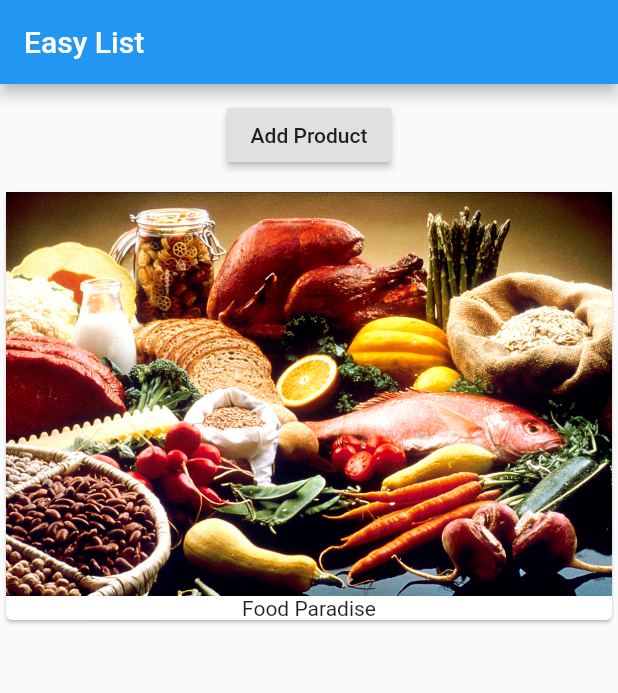
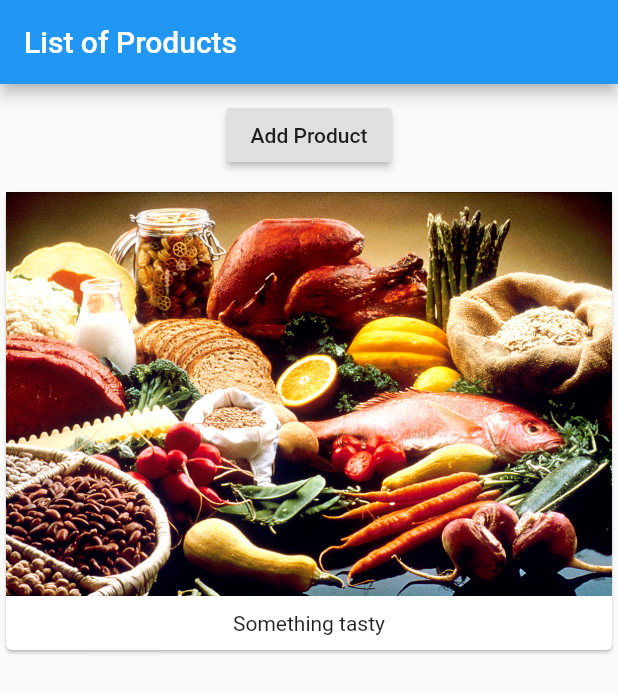
Before and after one commit to ironsoul0/flutter-app, a Flutter app: the screen it shows after launch, on a phone screen of 412 x 824 dp. Shown: the top 693 px of the screen. Run offline on Flutter 3.47's test engine with Material 2 defaults, Android fonts, the phone set to English and light mode, and no system bars.

Commit message:
created stateful widgets and refactored the code

```diff
--- a/lib/main.dart
+++ b/lib/main.dart
@@ -1,42 +1,17 @@
 import 'package:flutter/material.dart';
+import './product_manager.dart';
 
 void main() => runApp(MyApp());
 
-class MyApp extends StatefulWidget {
-  @override
-  State<StatefulWidget> createState() {
-    // TODO: implement createState
-    return _MyAppState();
-  }
-}
-
-class _MyAppState extends State<MyApp> {
+class MyApp extends StatelessWidget {
   @override
   Widget build(BuildContext context) {
     return MaterialApp(
       home: Scaffold(
         appBar: AppBar(
-          title: Text("Easy List"),
+          title: Text("List of Products"),
         ),
-        body: Column(
-          children: <Widget>[
-            Container(
-              margin: EdgeInsets.all(10.0),
-              child: RaisedButton(
-                onPressed: () {},
-                child: Text("Add Product"),
-              ),
-            ),
-            Card(
-              child: Column(
-                children: <Widget>[
-                  Image.asset("assets/food.jpg"),
-                  Text("Food Paradise")
-                ],
-              ),
-            ),
-          ],
-        ),
+        body: ProductManager("Something tasty"),
       ),
     );
   }
--- /dev/null
+++ b/lib/product_manager.dart
@@ -0,0 +1,44 @@
+import 'package:flutter/material.dart';
+import './products.dart';
+
+class ProductManager extends StatefulWidget {
+  final String startingProduct;
+
+  ProductManager(this.startingProduct);
+
+  @override
+  State<StatefulWidget> createState() {
+    return _ProductManagerState();
+  }
+}
+
+class _ProductManagerState extends State<ProductManager> {
+  List<String> _products = [];
+
+  @override
+  void initState() {
+    _products.add(widget.startingProduct);
+    super.initState();
+  }
+
+  @override
+  Widget build(BuildContext context) {
+    // TODO: implement build
+    return Column(
+      children: [
+        Container(
+          margin: EdgeInsets.all(10.0),
+          child: RaisedButton(
+            onPressed: () {
+              setState(() {
+                _products.add("Advanced Foot Tester");
+              });
+            },
+            child: Text("Add Product"),
+          ),
+        ),
+        Products(_products),
+      ],
+    );
+  }
+}
--- /dev/null
+++ b/lib/products.dart
@@ -0,0 +1,27 @@
+import 'package:flutter/material.dart';
+
+class Products extends StatelessWidget {
+  final List<String> products;
+
+  Products(this.products);
+
+  @override
+  Widget build(BuildContext context) {
+    // TODO: implement build
+    return Column(
+      children: products
+          .map((element) => Card(
+                child: Column(
+                  children: <Widget>[
+                    Image.asset("assets/food.jpg"),
+                    Container(
+                      child: Text(element),
+                      margin: EdgeInsets.all(10.0),
+                    ),
+                  ],
+                ),
+              ))
+          .toList(),
+    );
+  }
+}
```
